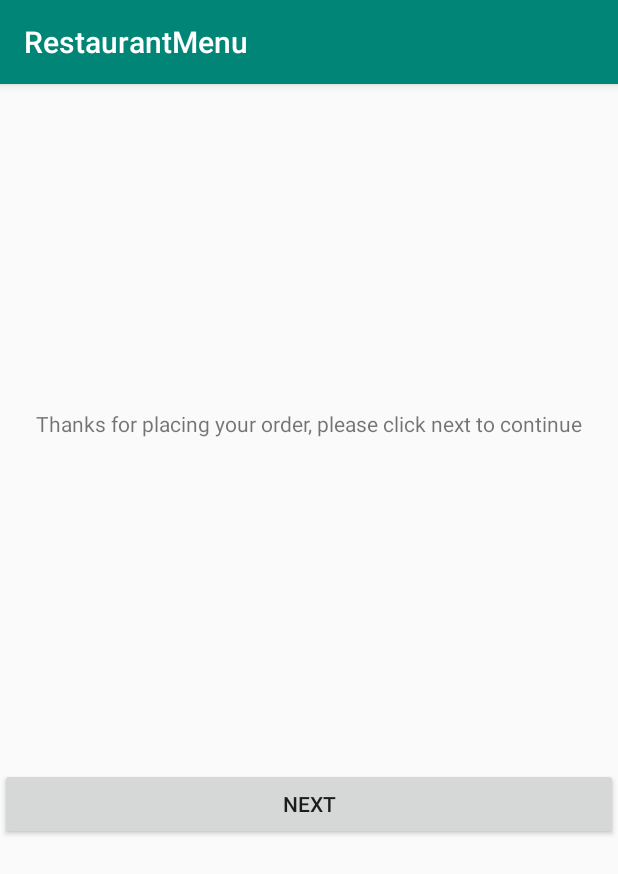
After one commit to CantonCode/CS4048, an Android app: the fragment confirm shown on its own in the app's theme, on a phone screen of 412 x 824 dp. The commit adds this screen. Shown: the top 874 px of the screen. Run offline under Robolectric (Android 15) with nearby library versions, the phone set to English and light mode, and no system bars; Roboto replaces fonts that are not available here.

Commit message:
added extra screen to get drinks working

```diff
--- a/fragmentswk3/app/src/main/java/com/example/restaurantmenu/MainActivity.java
+++ b/fragmentswk3/app/src/main/java/com/example/restaurantmenu/MainActivity.java
@@ -36,6 +36,7 @@ public class MainActivity extends AppCompatActivity {
         adapter.addFragment(new starter());
         adapter.addFragment(new dinner());
         adapter.addFragment(new drinks());
+        adapter.addFragment(new confirm());
         adapter.addFragment(new summary());
 
         viewPager.setAdapter(adapter);
--- /dev/null
+++ b/fragmentswk3/app/src/main/java/com/example/restaurantmenu/confirm.java
@@ -0,0 +1,33 @@
+package com.example.restaurantmenu;
+
+import android.os.Bundle;
+import android.util.Log;
+import android.view.LayoutInflater;
+import android.view.View;
+import android.view.ViewGroup;
+import android.widget.Button;
+import android.widget.CheckBox;
+import android.widget.Toast;
+
+import androidx.annotation.Nullable;
+import androidx.fragment.app.Fragment;
+
+public class confirm extends Fragment {
+
+    private Button next;
+
+    public View onCreateView(LayoutInflater inflater, @Nullable ViewGroup container, @Nullable final Bundle savedInstanceState) {
+        View view = inflater.inflate(R.layout.next, container, false);
+
+        next = (Button) view.findViewById(R.id.next);
+
+        next.setOnClickListener(new View.OnClickListener() {
+            @Override
+            public void onClick(View view) {
+                ((MainActivity) getActivity()).setViewPager(6);
+            }
+        });
+        return view;
+    }
+
+}
--- a/fragmentswk3/app/src/main/java/com/example/restaurantmenu/summary.java
+++ b/fragmentswk3/app/src/main/java/com/example/restaurantmenu/summary.java
@@ -34,7 +34,7 @@ public class summary extends Fragment {
         double total=0;
 
         for (String key: keys) {
-            Log.d("key", key);
+            Log.d("adding items", key);
             text2.append(key + " ");
             text2.append((((MainActivity)getActivity()).order.get(key)).toString() + "\n");
             total+=((MainActivity)getActivity()).order.get(key);
--- /dev/null
+++ b/fragmentswk3/app/src/main/res/layout/next.xml
@@ -0,0 +1,32 @@
+<?xml version="1.0" encoding="utf-8"?>
+<androidx.constraintlayout.widget.ConstraintLayout xmlns:android="http://schemas.android.com/apk/res/android"
+    xmlns:app="http://schemas.android.com/apk/res-auto"
+    xmlns:tools="http://schemas.android.com/tools"
+    android:id="@+id/linearLayout"
+    android:layout_width="match_parent"
+    android:layout_height="match_parent">
+
+    <Button
+        android:id="@+id/next"
+        android:layout_width="0dp"
+        android:layout_height="wrap_content"
+        android:layout_marginTop="456dp"
+        android:text="@string/next"
+        app:layout_constraintEnd_toEndOf="parent"
+        app:layout_constraintHorizontal_bias="1.0"
+        app:layout_constraintStart_toStartOf="parent"
+        app:layout_constraintTop_toTopOf="parent" />
+
+    <TextView
+        android:id="@+id/textView5"
+        android:layout_width="wrap_content"
+        android:layout_height="wrap_content"
+        android:layout_marginStart="19dp"
+        android:layout_marginEnd="19dp"
+        android:text="@string/thank"
+        app:layout_constraintBottom_toTopOf="@+id/next"
+        app:layout_constraintEnd_toEndOf="parent"
+        app:layout_constraintStart_toStartOf="parent"
+        app:layout_constraintTop_toTopOf="parent"
+        app:layout_constraintVertical_bias="0.496" />
+</androidx.constraintlayout.widget.ConstraintLayout>
--- a/fragmentswk3/app/src/main/res/values/strings.xml
+++ b/fragmentswk3/app/src/main/res/values/strings.xml
@@ -1,3 +1,9 @@
 <resources>
     <string name="app_name">RestaurantMenu</string>
+    <string name="total">Total</string>
+    <string name="ok">OK</string>
+    <string name="order_summary">Order Summary</string>
+    <string name="checkbox">Next</string>
+    <string name="next">Next</string>
+    <string name="thank">Thanks for placing your order, please click next to continue</string>
 </resources>
```
Also changed, not shown: fragmentswk3/app/src/main/res/layout/summary.xml (+8 -6 lines).
